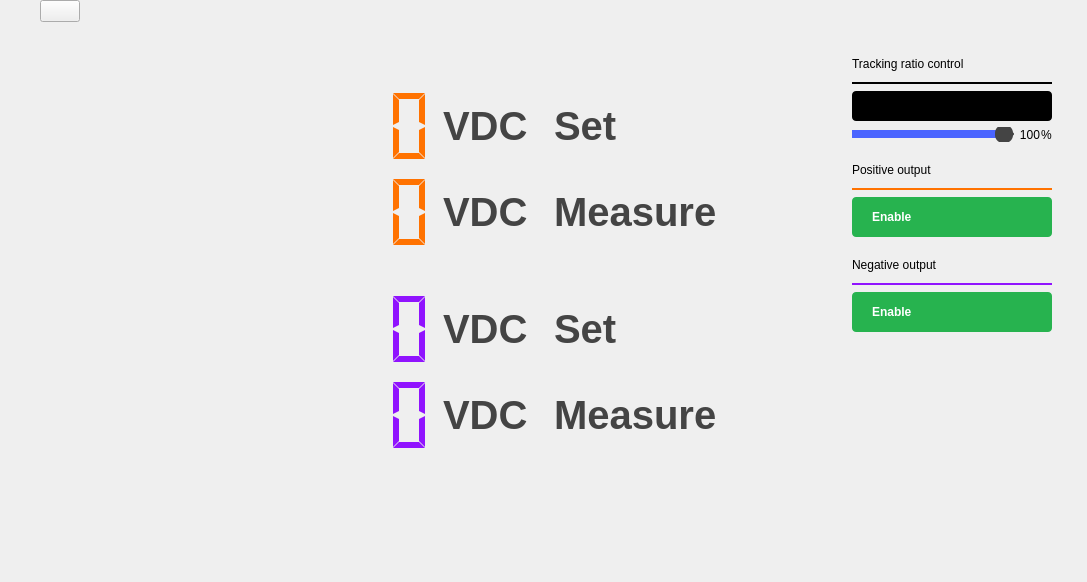
analogdevicesinc/scopy, file plugins/m2k/ui/powercontrol.ui: the form before one commit.
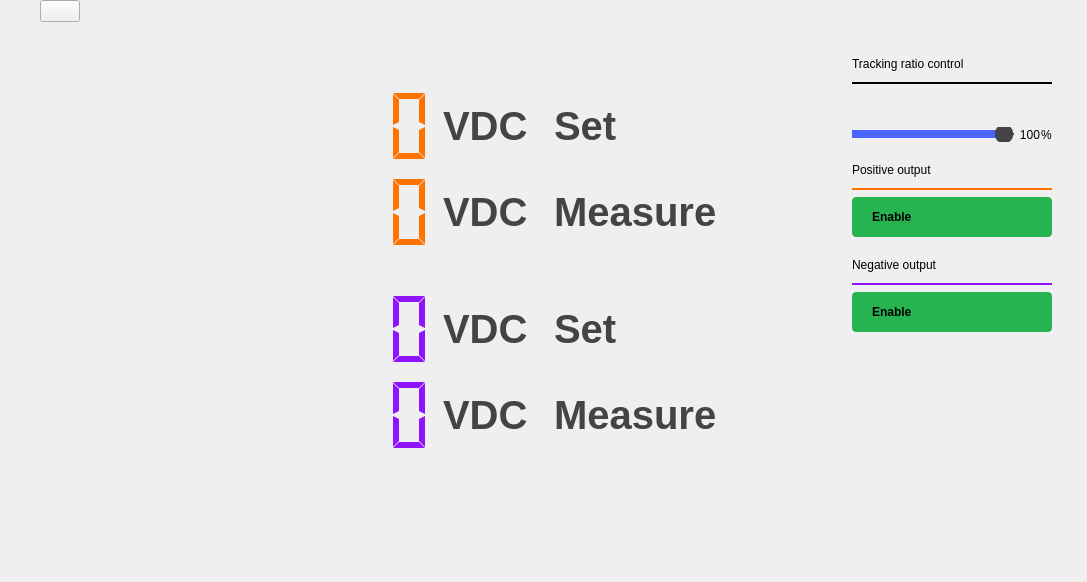
The form after the commit. Icons and pictures are not drawn. Custom widgets are drawn as their Qt base class.

```diff
--- a/plugins/m2k/ui/powercontrol.ui
+++ b/plugins/m2k/ui/powercontrol.ui
@@ -655,7 +655,6 @@
 max-height: 30px;
 min-width: 200px;
 max-width: 200px;
-background-color: black;
 border-radius: 4px;
 }
 
@@ -689,7 +688,6 @@
 max-width:100px;
 qproperty-alignment: AlignCenter AlignCenter;
 margin-left: 0px;
-color: white;
 }
 
 QLabel#on:disabled {
@@ -703,7 +701,6 @@
 min-width:100px;
 max-width:100px;
 margin-left: 100px;
-color: white;
 qproperty-alignment: AlignCenter AlignCenter;
 }
 
@@ -902,7 +899,6 @@
   height: 40px;
   border-radius: 4px;
   background-color: #27b34f;
-  color: white;
   font-weight: bold;
 
   text-align: left;
@@ -1027,7 +1023,6 @@
   height: 40px;
   border-radius: 4px;
   background-color: #27b34f;
-  color: white;
   font-weight: bold;
 
   text-align: left;
```
